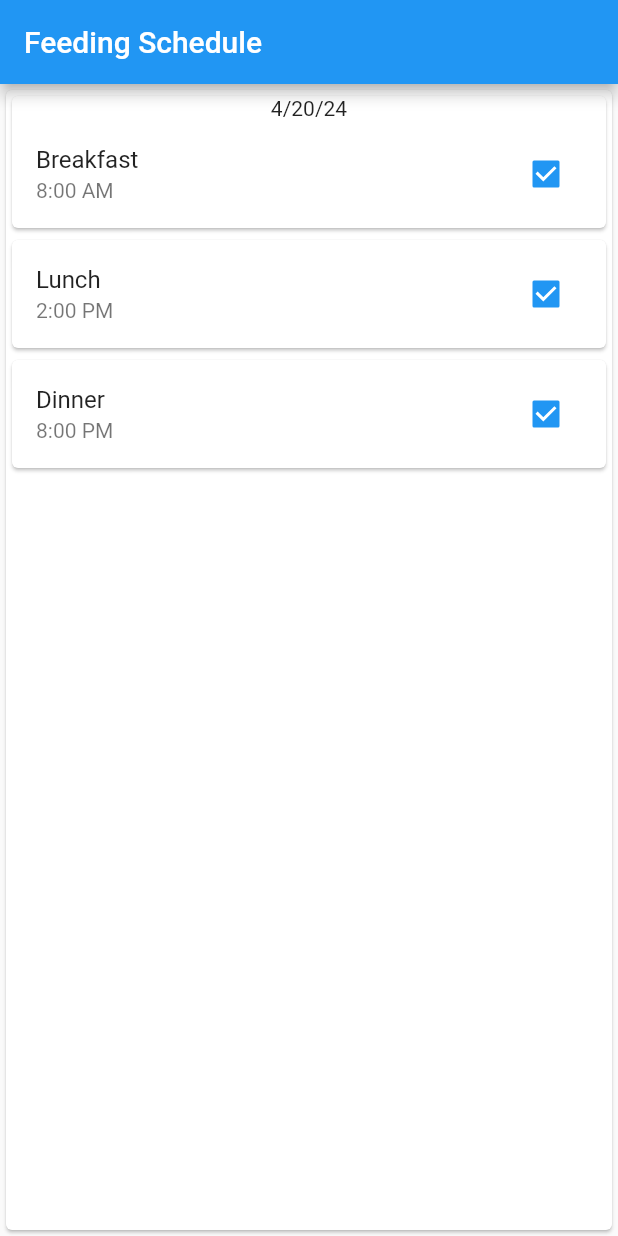
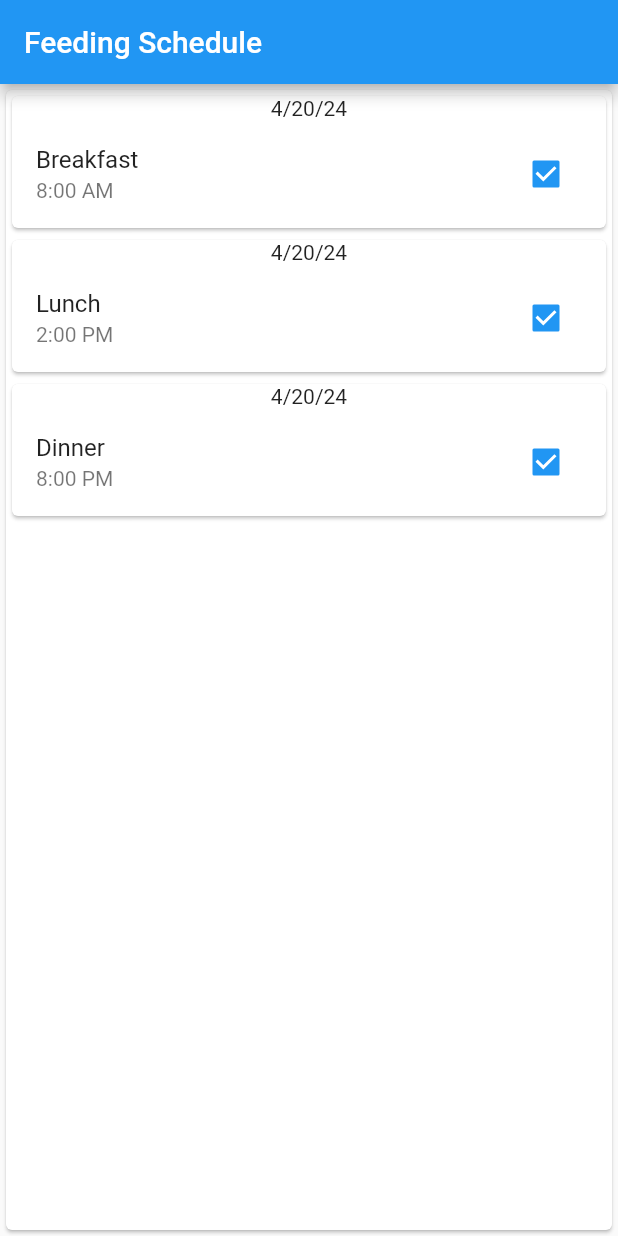
Before and after one commit to PetBite/app, a Flutter app: the FeedingSchedulePage screen opened directly, on a phone screen of 412 x 824 dp. Run offline on Flutter 3.47's test engine with Material 2 defaults, Android fonts, the phone set to English and light mode, and no system bars; our stand-ins replace syncfusion_flutter_charts; generated files the repository leaves out were written again.

Commit message:
Added feeding schedule data

```diff
--- a/lib/components/feeding_card.dart
+++ b/lib/components/feeding_card.dart
@@ -1,14 +1,19 @@
 import 'package:flutter/material.dart';
+
+import '../data_model/feeding_schedule_db.dart';
 
 class FeedingCard extends StatelessWidget {
   const FeedingCard({Key? key}) : super(key: key);
 
   @override
   Widget build(BuildContext context) {
+    List<String> feedingScheduleIDs = FeedingScheduleDB.getFeedingScheduleIDs();
+
     return Card(
       child: Center(
           child: ListView(
-        children: [
+        children: feedingScheduleIDs
+            .map((element) =>
             Card(
                 child: Column(
                   mainAxisSize: MainAxisSize.min,
@@ -18,8 +23,8 @@ class FeedingCard extends StatelessWidget {
                       textAlign: TextAlign.center,
                     ),
                     ListTile(
-                title: const Text("Breakfast"),
-                subtitle: const Text("8:00 AM"),
+                      title: Text(feedingScheduleDB.getFeedingScheduleById(element).name),
+                      subtitle: Text(feedingScheduleDB.getFeedingScheduleById(element).time),
                       trailing: Checkbox(
                         value: true,
                         onChanged: (value) {},
@@ -27,35 +32,8 @@ class FeedingCard extends StatelessWidget {
                     ),
                   ],
                 )),
-          Card(
-              child: Column(
-            mainAxisSize: MainAxisSize.min,
-            children: [
-              ListTile(
-                title: const Text("Lunch"),
-                subtitle: const Text("2:00 PM"),
-                trailing: Checkbox(
-                  value: true,
-                  onChanged: (value) {},
-                ),
-              ),
-            ],
-          )),
-          Card(
-              child: Column(
-            mainAxisSize: MainAxisSize.min,
-            children: [
-              ListTile(
-                title: const Text("Dinner"),
-                subtitle: const Text("8:00 PM"),
-                trailing: Checkbox(
-                  value: true,
-                  onChanged: (value) {},
-                ),
-              ),
-            ],
-          ))
-        ],
+            )
+            .toList(),
       )),
     );
   }
--- /dev/null
+++ b/lib/data_model/feeding_schedule_db.dart
@@ -0,0 +1,38 @@
+
+class FeedingScheduleData {
+  FeedingScheduleData({
+    required this.id,
+    required this.name,
+    required this.time,
+  });
+
+  String id;
+  String name;
+  String time;
+}
+
+class FeedingScheduleDB {
+  final List<FeedingScheduleData> _events = [
+    FeedingScheduleData(
+        id: 'event-001',
+        name: 'Breakfast',
+        time: '8:00 AM'),
+    FeedingScheduleData(
+        id: 'event-002',
+        name: 'Lunch',
+        time: '2:00 PM'),
+    FeedingScheduleData(
+        id: 'event-003',
+        name: 'Dinner',
+        time: '8:00 PM'),
+  ];
+  FeedingScheduleData getFeedingScheduleById(String id) {
+    return feedingScheduleDB._events.firstWhere((element) => element.id == id);
+  }
+
+  static List<String> getFeedingScheduleIDs() {
+    return feedingScheduleDB._events.map((element) => element.id).toList();
+  }
+}
+
+FeedingScheduleDB feedingScheduleDB = FeedingScheduleDB();
```
Lines whose indentation alone changed are shown as unchanged.
